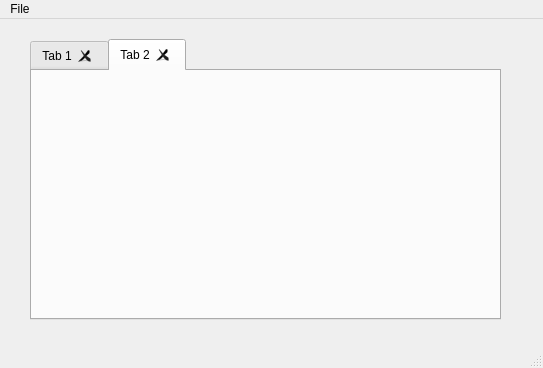
eagle2com/TransferFunction, file mainwindow.ui: the form before one commit.
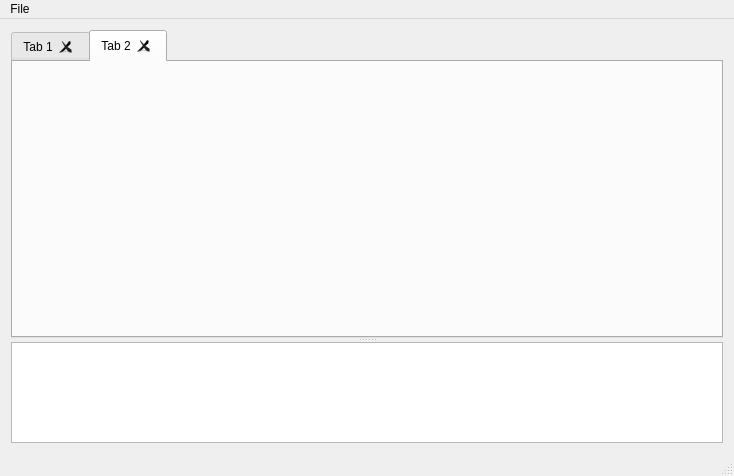
The form after the commit.

Commit message: added console debugging, token and poly class

What changed in the file:
```diff
--- a/mainwindow.ui
+++ b/mainwindow.ui
@@ -6,23 +6,21 @@
    <rect>
     <x>0</x>
     <y>0</y>
-    <width>543</width>
-    <height>368</height>
+    <width>734</width>
+    <height>476</height>
    </rect>
   </property>
   <property name="windowTitle">
    <string>MainWindow</string>
   </property>
   <widget class="QWidget" name="centralWidget">
+   <layout class="QVBoxLayout" name="verticalLayout">
+    <item>
+     <widget class="QSplitter" name="splitter">
+      <property name="orientation">
+       <enum>Qt::Vertical</enum>
+      </property>
    <widget class="QTabWidget" name="tabWidget">
-    <property name="geometry">
-     <rect>
-      <x>30</x>
-      <y>20</y>
-      <width>471</width>
-      <height>281</height>
-     </rect>
-    </property>
     <property name="currentIndex">
      <number>1</number>
     </property>
@@ -43,6 +41,17 @@
      </attribute>
     </widget>
    </widget>
+      <widget class="QPlainTextEdit" name="console">
+       <property name="maximumSize">
+        <size>
+         <width>16777215</width>
+         <height>101</height>
+        </size>
+       </property>
+      </widget>
+     </widget>
+    </item>
+   </layout>
   </widget>
   <widget class="QStatusBar" name="statusBar"/>
   <widget class="QMenuBar" name="menuBar">
@@ -50,8 +59,8 @@
     <rect>
      <x>0</x>
      <y>0</y>
-     <width>543</width>
-     <height>21</height>
+     <width>734</width>
+     <height>22</height>
     </rect>
    </property>
    <widget class="QMenu" name="menuFile">
```
Lines whose indentation alone changed are shown as unchanged. The commit also changes 9 other files.
